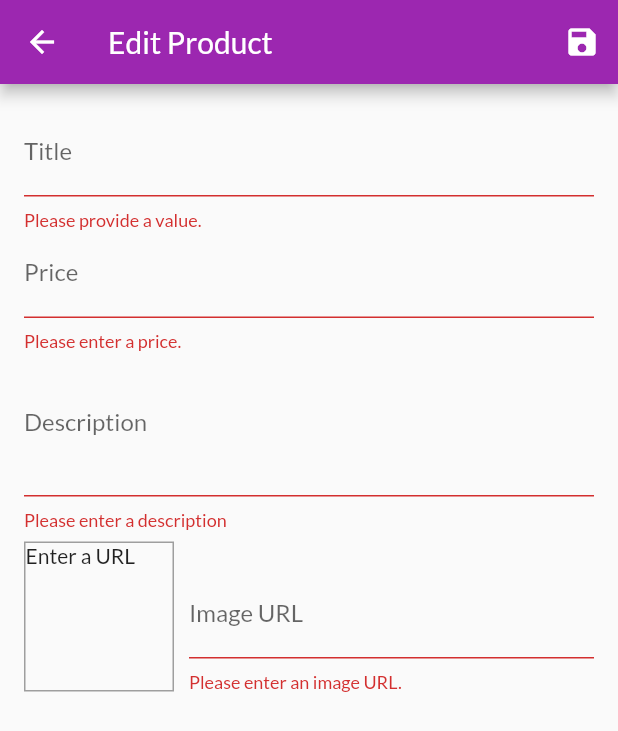
After one commit to WhoStoleMyBrain/shop_app, a Flutter app: the EditProductScreen screen opened by its route, after a tap on the "save" icon, on a phone screen of 412 x 824 dp. The commit adds this screen. Shown: the top 731 px of the screen. Run offline on Flutter 3.47's test engine with Material 2 defaults, Android fonts, the phone set to English and light mode, and no system bars; network calls fail.

Commit message:
Added screen to add products to product list.

```diff
--- a/lib/main.dart
+++ b/lib/main.dart
@@ -5,6 +5,8 @@ import './screens/products_overview_screen.dart';
 import './screens/product_detail_screen.dart';
 import './screens/cart_screen.dart';
 import './screens/orders_screen.dart';
+import './screens/user_products_screen.dart';
+import './screens/edit_product_screen.dart';
 import './providers/products.dart';
 import './providers/cart.dart';
 import './providers/orders.dart';
@@ -41,6 +43,8 @@ class MyApp extends StatelessWidget {
           ProductDetailScreen.routeName: (ctx) => ProductDetailScreen(),
           CartScreen.routeName: (ctx) => CartScreen(),
           OrdersScreen.routeName: (ctx) => OrdersScreen(),
+          UserProductsScreen.routeName: (ctx) => UserProductsScreen(),
+          EditProductScreen.routeName: (ctx) => EditProductScreen(),
         },
       ),
     );
--- a/lib/providers/products.dart
+++ b/lib/providers/products.dart
@@ -1,6 +1,5 @@
 import 'package:flutter/material.dart';
 import './product.dart';
-
 
 class Products with ChangeNotifier {
   List<Product> _items = [
@@ -10,7 +9,7 @@ class Products with ChangeNotifier {
       description: 'A red shirt - it is pretty red!',
       price: 29.99,
       imageUrl:
-      'https://cdn.pixabay.com/photo/2016/10/02/22/17/red-t-shirt-1710578_1280.jpg',
+          'https://cdn.pixabay.com/photo/2016/10/02/22/17/red-t-shirt-1710578_1280.jpg',
     ),
     Product(
       id: 'p2',
@@ -18,7 +17,7 @@ class Products with ChangeNotifier {
       description: 'A nice pair of trousers.',
       price: 59.99,
       imageUrl:
-      'https://upload.wikimedia.org/wikipedia/commons/thumb/e/e8/Trousers%2C_dress_%28AM_1960.022-8%29.jpg/512px-Trousers%2C_dress_%28AM_1960.022-8%29.jpg',
+          'https://upload.wikimedia.org/wikipedia/commons/thumb/e/e8/Trousers%2C_dress_%28AM_1960.022-8%29.jpg/512px-Trousers%2C_dress_%28AM_1960.022-8%29.jpg',
     ),
     Product(
       id: 'p3',
@@ -26,7 +25,7 @@ class Products with ChangeNotifier {
       description: 'Warm and cozy - exactly what you need for the winter.',
       price: 19.99,
       imageUrl:
-      'https://live.staticflickr.com/4043/4438260868_cc79b3369d_z.jpg',
+          'https://live.staticflickr.com/4043/4438260868_cc79b3369d_z.jpg',
     ),
     Product(
       id: 'p4',
@@ -34,7 +33,7 @@ class Products with ChangeNotifier {
       description: 'Prepare any meal you want.',
       price: 49.99,
       imageUrl:
-      'https://upload.wikimedia.org/wikipedia/commons/thumb/1/14/Cast-Iron-Pan.jpg/1024px-Cast-Iron-Pan.jpg',
+          'https://upload.wikimedia.org/wikipedia/commons/thumb/1/14/Cast-Iron-Pan.jpg/1024px-Cast-Iron-Pan.jpg',
     ),
   ];
 
@@ -61,13 +60,19 @@ class Products with ChangeNotifier {
   //   notifyListeners();
   // }
 
-  void addProduct() {
-    // _items.add('value');
+  void addProduct(Product product) {
+    final newProduct = Product(
+      title: product.title,
+      description: product.description,
+      price: product.price,
+      imageUrl: product.imageUrl,
+      id: DateTime.now().toString(),
+    );
+    _items.add(newProduct);
     notifyListeners();
   }
 
   Product findById(String id) {
     return _items.firstWhere((prod) => prod.id == id);
   }
-
 }
--- /dev/null
+++ b/lib/screens/edit_product_screen.dart
@@ -0,0 +1,222 @@
+
+import 'package:flutter/material.dart';
+import 'package:provider/provider.dart';
+import '../providers/product.dart';
+import '../providers/products.dart';
+
+class EditProductScreen extends StatefulWidget {
+  static const routeName = '/edit-products';
+  @override
+  _EditProductScreenState createState() => _EditProductScreenState();
+}
+
+class _EditProductScreenState extends State<EditProductScreen> {
+  final _priceFocusNode = FocusNode();
+  final _descriptionFocusNode = FocusNode();
+  final _imageUrlController = TextEditingController();
+  final _imageUrlFocusNode = FocusNode();
+  final _form = GlobalKey<FormState>();
+  var _editedProduct =
+      Product(id: null, title: '', description: '', price: 0.0, imageUrl: '');
+
+  @override
+  void initState() {
+    super.initState();
+    _imageUrlFocusNode.addListener(_updateImageUrl);
+  }
+
+  void _updateImageUrl() {
+    if (!_imageUrlFocusNode.hasFocus) {
+      if ((!_imageUrlController.text.startsWith('http') &&
+              !_imageUrlController.text.startsWith('https')) ||
+          (!_imageUrlController.text.endsWith('.png') &&
+              !_imageUrlController.text.endsWith('.jpg') &&
+              !_imageUrlController.text.endsWith('.jpeg'))) {
+        return;
+      }
+      setState(() {});
+    }
+  }
+
+  @override
+  void dispose() {
+    super.dispose();
+    _imageUrlFocusNode.removeListener(_updateImageUrl);
+    _priceFocusNode.dispose();
+    _descriptionFocusNode.dispose();
+    _imageUrlController.dispose();
+    _imageUrlFocusNode.dispose();
+  }
+
+  void _saveForm() {
+    final isValid = _form.currentState.validate();
+    if (!isValid) {
+      return;
+    }
+    _form.currentState.save();
+    Provider.of<Products>(context, listen: false).addProduct(_editedProduct);
+    Navigator.of(context).pop();
+  }
+
+  @override
+  Widget build(BuildContext context) {
+    return Scaffold(
+      appBar: AppBar(
+        title: Text('Edit Product'),
+        actions: [
+          IconButton(
+            onPressed: _saveForm,
+            icon: Icon(Icons.save),
+          ),
+        ],
+      ),
+      body: Padding(
+        padding: const EdgeInsets.all(16.0),
+        child: Form(
+          key: _form,
+          child: SingleChildScrollView(
+            child: Column(
+              children: [
+                TextFormField(
+                  decoration: InputDecoration(labelText: 'Title'),
+                  textInputAction: TextInputAction.next,
+                  onFieldSubmitted: (_) {
+                    FocusScope.of(context).requestFocus(_priceFocusNode);
+                  },
+                  onSaved: (value) {
+                    _editedProduct = Product(
+                        id: null,
+                        title: value,
+                        description: _editedProduct.description,
+                        price: _editedProduct.price,
+                        imageUrl: _editedProduct.imageUrl);
+                  },
+                  validator: (value) {
+                    if (value.isEmpty) {
+                      return 'Please provide a value.';
+                    } else {
+                      return null;
+                    }
+                  },
+                ),
+                TextFormField(
+                  decoration: InputDecoration(labelText: 'Price'),
+                  textInputAction: TextInputAction.next,
+                  keyboardType: TextInputType.number,
+                  focusNode: _priceFocusNode,
+                  onFieldSubmitted: (_) {
+                    FocusScope.of(context).requestFocus(_descriptionFocusNode);
+                  },
+                  onSaved: (value) {
+                    _editedProduct = Product(
+                        id: null,
+                        title: _editedProduct.title,
+                        description: _editedProduct.description,
+                        price: double.parse(value),
+                        imageUrl: _editedProduct.imageUrl);
+                  },
+                  validator: (value) {
+                    if (value.isEmpty) {
+                      return 'Please enter a price.';
+                    }
+                    if (double.tryParse(value) == null) {
+                      return 'Please enter a valid number.';
+                    }
+                    if (double.parse(value) <= 0) {
+                      return 'Please enter a number greater than zero.';
+                    }
+                    return null;
+                  },
+                ),
+                TextFormField(
+                  decoration: InputDecoration(labelText: 'Description'),
+                  maxLines: 3,
+                  keyboardType: TextInputType.multiline,
+                  focusNode: _descriptionFocusNode,
+                  onSaved: (value) {
+                    _editedProduct = Product(
+                        id: null,
+                        title: _editedProduct.title,
+                        description: value,
+                        price: _editedProduct.price,
+                        imageUrl: _editedProduct.imageUrl);
+                  },
+                  validator: (value) {
+                    if (value.isEmpty) {
+                      return 'Please enter a description';
+                    }
+                    if (value.length < 10) {
+                      return 'The description should be at least 10 characters long.';
+                    }
+                    return null;
+                  },
+                ),
+                Row(
+                  crossAxisAlignment: CrossAxisAlignment.end,
+                  children: [
+                    Container(
+                      width: 100,
+                      height: 100,
+                      margin: EdgeInsets.only(
+                        top: 8,
+                        right: 10,
+                      ),
+                      decoration: BoxDecoration(
+                        border: Border.all(width: 1, color: Colors.grey),
+                      ),
+                      child: _imageUrlController.text.isEmpty
+                          ? Text('Enter a URL')
+                          : FittedBox(
+                              child: Image.network(_imageUrlController.text),
+                              fit: BoxFit.cover,
+                            ),
+                    ),
+                    Expanded(
+                      child: TextFormField(
+                        decoration: InputDecoration(labelText: 'Image URL'),
+                        keyboardType: TextInputType.url,
+                        textInputAction: TextInputAction.done,
+                        controller: _imageUrlController,
+                        onEditingComplete: () {
+                          setState(() {});
+                        },
+                        focusNode: _imageUrlFocusNode,
+                        onFieldSubmitted: (_) {
+                          _saveForm();
+                        },
+                        onSaved: (value) {
+                          _editedProduct = Product(
+                            id: null,
+                            title: _editedProduct.title,
+                            description: _editedProduct.description,
+                            price: _editedProduct.price,
+                            imageUrl: value,
+                          );
+                        },
+                        validator: (value) {
+                          if (value.isEmpty) {
+                            return 'Please enter an image URL.';
+                          }
+                          if (!value.startsWith('http') &&
+                              !value.startsWith('https')) {
+                            return 'Please enter a valid URL.';
+                          }
+                          if (!value.endsWith('.png') &&
+                              !value.endsWith('.jpg') &&
+                              !value.endsWith('.jpeg')) {
+                            return 'Please enter a valid image URL.';
+                          }
+                          return null;
+                        },
+                      ),
+                    ),
+                  ],
+                )
+              ],
+            ),
+          ),
+        ),
+      ),
+    );
+  }
+}
--- a/lib/widgets/app_drawer.dart
+++ b/lib/widgets/app_drawer.dart
@@ -1,6 +1,7 @@
 import 'package:flutter/material.dart';
 
 import '../screens/orders_screen.dart';
+import '../screens/user_products_screen.dart';
 
 class AppDrawer extends StatelessWidget {
   @override
@@ -29,6 +30,15 @@ class AppDrawer extends StatelessWidget {
                   .pushReplacementNamed(OrdersScreen.routeName);
             },
           ),
+          Divider(),
+          ListTile(
+            leading: Icon(Icons.edit),
+            title: Text('Manage Products'),
+            onTap: () {
+              Navigator.of(context)
+                  .pushReplacementNamed(UserProductsScreen.routeName);
+            },
+          ),
         ],
       ),
     );
```
Also changed, not shown: lib/screens/user_products_screen.dart (added, +43 -0 lines), lib/widgets/user_product_item.dart (added, +42 -0 lines).
